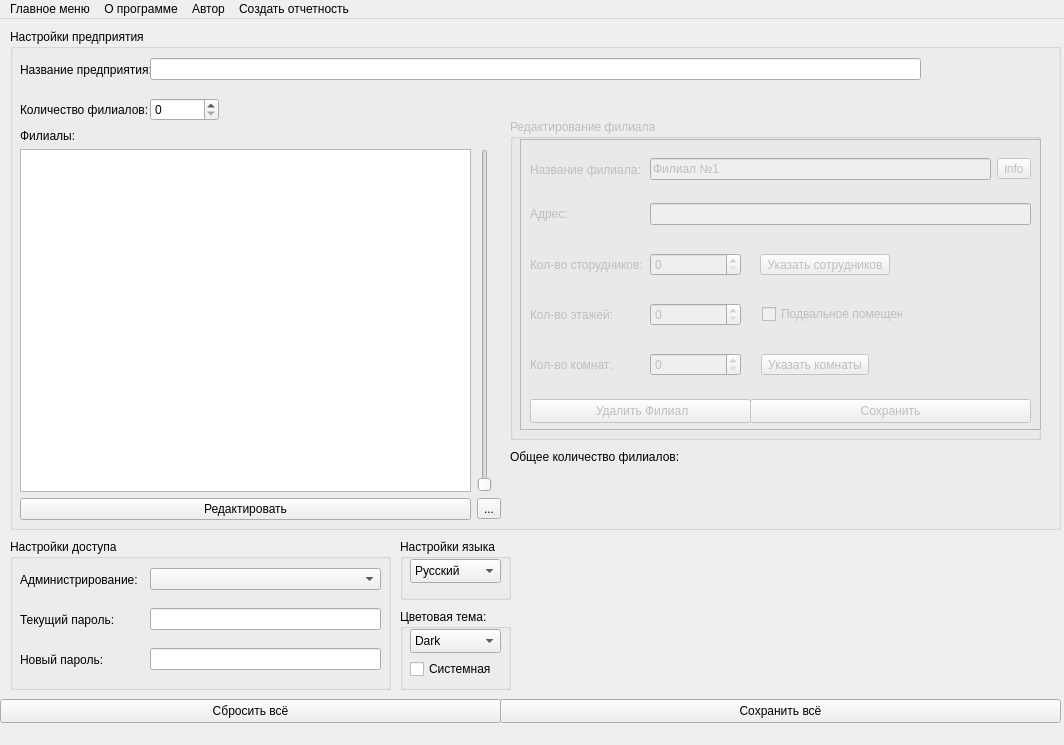
Before: the Qt Designer form UI/View.ui in RedContain/diplom, drawn with Qt 5.
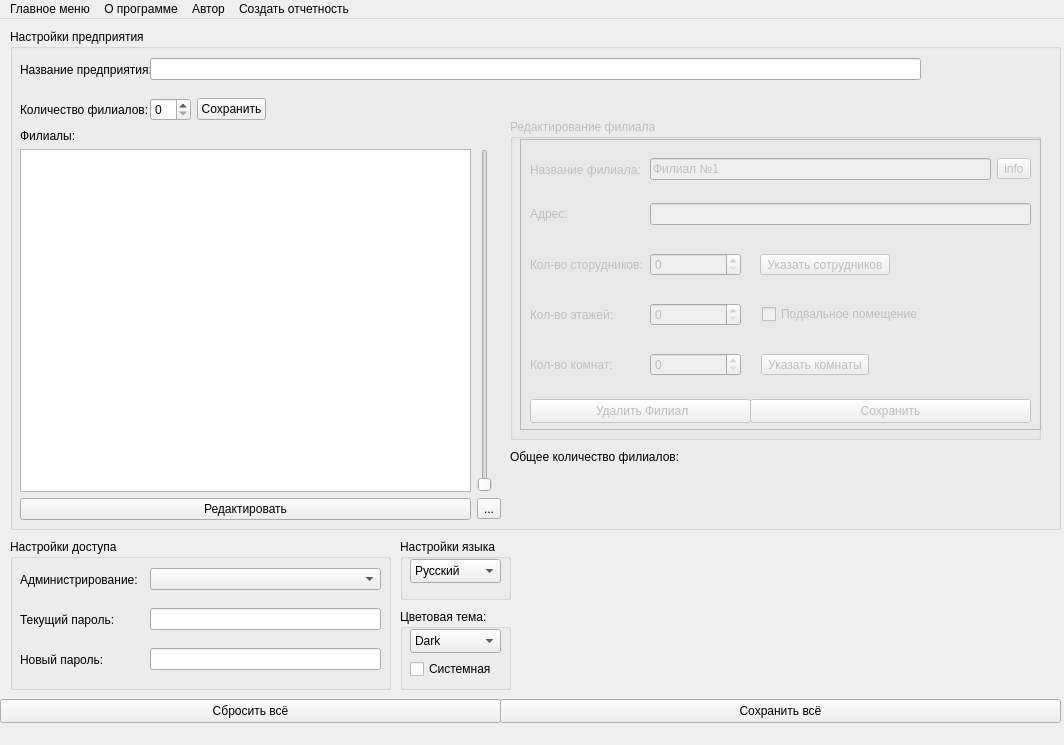
After: the same form once the commit is applied.

Commit message: делаю таблицу настроек

```diff
--- a/UI/View.ui
+++ b/UI/View.ui
@@ -88,7 +88,7 @@
       <rect>
        <x>140</x>
        <y>60</y>
-       <width>69</width>
+       <width>116</width>
        <height>41</height>
       </rect>
      </property>
@@ -96,6 +96,13 @@
       <item row="0" column="1">
        <widget class="QSpinBox" name="spinBox"/>
       </item>
+      <item row="0" column="2">
+       <widget class="QPushButton" name="pushButton_6">
+        <property name="text">
+         <string>Сохранить</string>
+        </property>
+       </widget>
+      </item>
      </layout>
     </widget>
     <widget class="QWidget" name="gridLayoutWidget_8">
@@ -429,7 +436,7 @@
         <rect>
          <x>242</x>
          <y>150</y>
-         <width>141</width>
+         <width>161</width>
          <height>51</height>
         </rect>
        </property>
```
Left out of the diff: 2 changed lines with no effect on the pictures. The commit also changes 2 other files.
